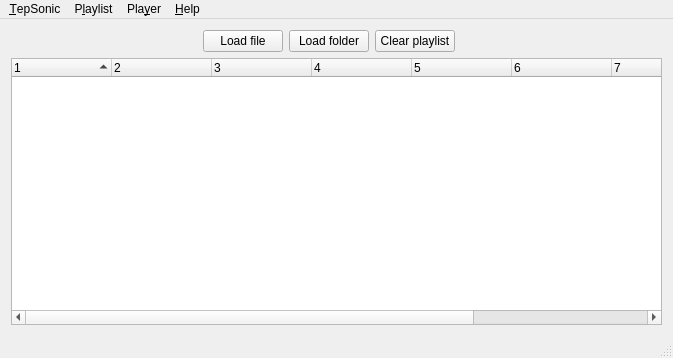
danvratil/TepSonic, file mainwindow.ui: the form before one commit.
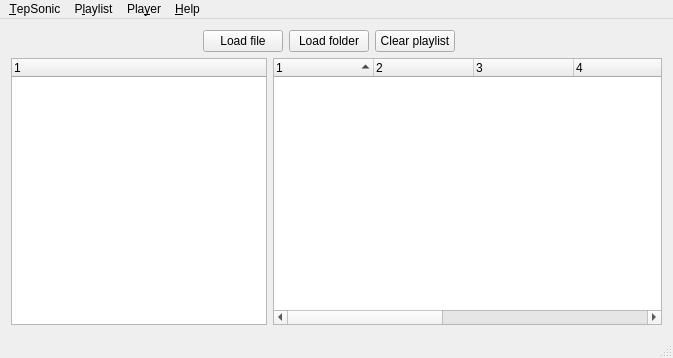
The form after the commit. Icons and pictures are not drawn. Custom widgets are drawn as their Qt base class.

What changed in the file:
```diff
--- a/mainwindow.ui
+++ b/mainwindow.ui
@@ -230,6 +230,21 @@
     </item>
     <item>
      <layout class="QHBoxLayout" name="horizontalLayout">
+      <item>
+       <widget class="CollectionBrowser" name="treeWidget">
+        <property name="sizePolicy">
+         <sizepolicy hsizetype="Fixed" vsizetype="Expanding">
+          <horstretch>0</horstretch>
+          <verstretch>0</verstretch>
+         </sizepolicy>
+        </property>
+        <column>
+         <property name="text">
+          <string notr="true">1</string>
+         </property>
+        </column>
+       </widget>
+      </item>
       <item>
        <widget class="PlaylistBrowser" name="playlistBrowser">
         <property name="sizePolicy">
@@ -581,6 +596,11 @@
    <extends>QTreeWidget</extends>
    <header location="global">playlistbrowser.h</header>
   </customwidget>
+  <customwidget>
+   <class>CollectionBrowser</class>
+   <extends>QTreeWidget</extends>
+   <header location="global">collectionbrowser.h</header>
+  </customwidget>
  </customwidgets>
  <tabstops>
   <tabstop>playlistBrowser</tabstop>
```
Left out of the diff: 6 changed lines with no effect on the pictures.
